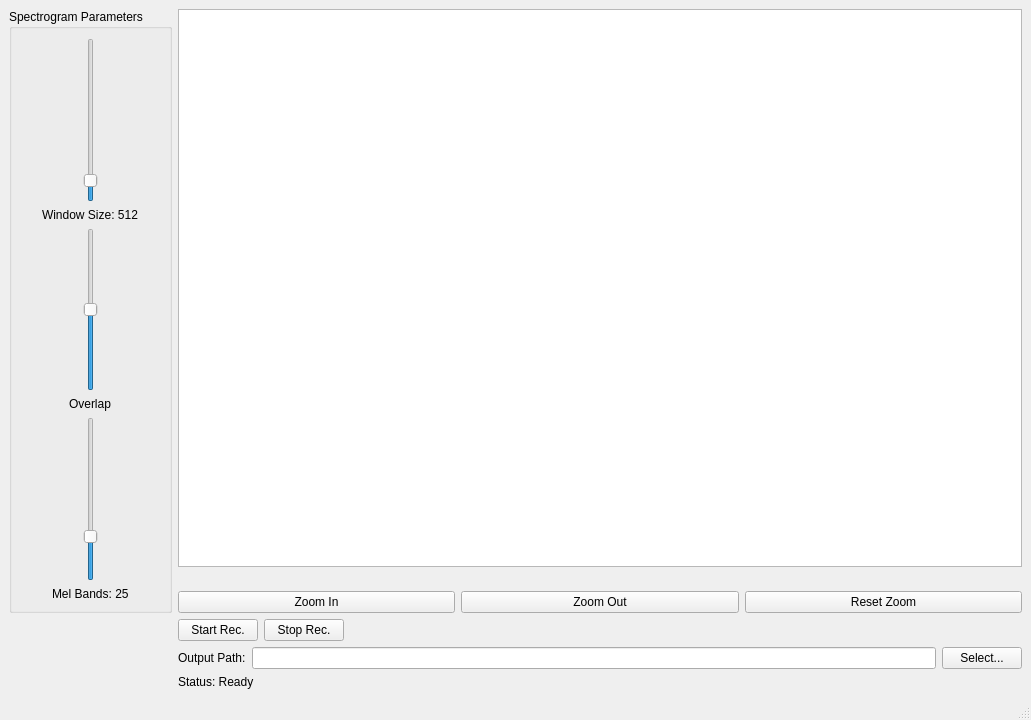
Above: EchoGrapherQT/mainwindow.ui from AliTahir-101/EchoGrapher before the change. Below: the same form after it.
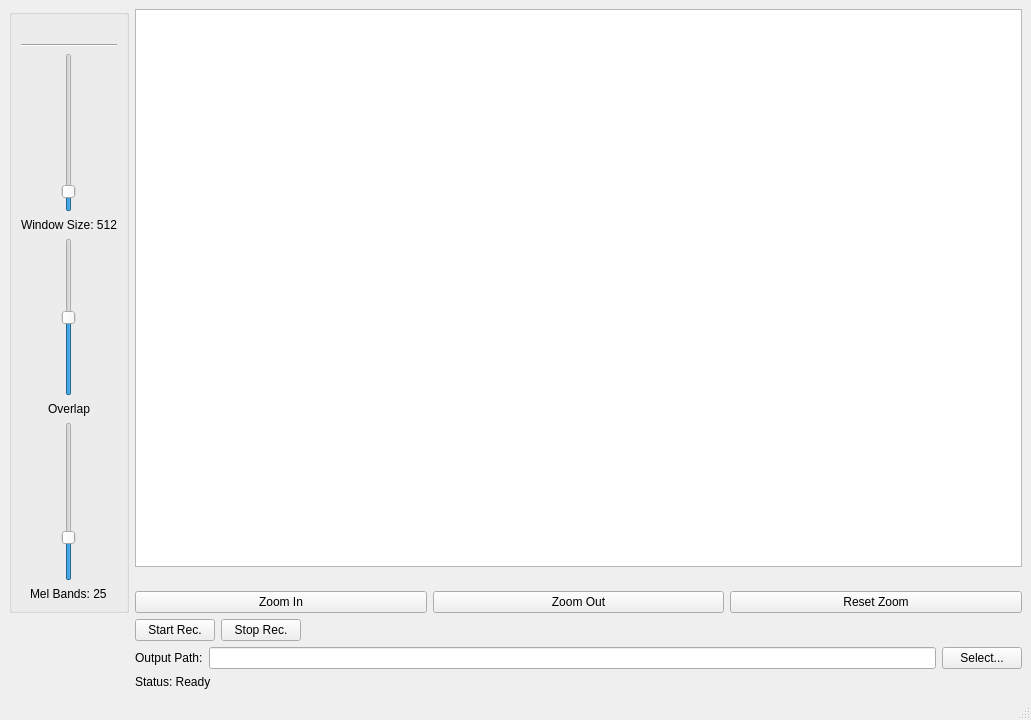
That is the form after the change. Icons and pictures are not drawn.

Patch:
```diff
--- a/EchoGrapherQT/mainwindow.ui
+++ b/EchoGrapherQT/mainwindow.ui
@@ -18,9 +18,53 @@
     <item row="0" column="0" rowspan="5" alignment="Qt::AlignHCenter">
      <widget class="QGroupBox" name="groupBoxParameters">
       <property name="title">
-       <string>Spectrogram Parameters</string>
+       <string/>
+      </property>
+      <property name="alignment">
+       <set>Qt::AlignCenter</set>
       </property>
       <layout class="QVBoxLayout" name="verticalLayoutParameters">
+       <property name="topMargin">
+        <number>9</number>
+       </property>
+       <item>
+        <widget class="QLabel" name="label">
+         <property name="styleSheet">
+          <string notr="true">font: 700 11pt &quot;Arial&quot;;</string>
+         </property>
+         <property name="frameShadow">
+          <enum>QFrame::Plain</enum>
+         </property>
+         <property name="text">
+          <string/>
+         </property>
+         <property name="textFormat">
+          <enum>Qt::MarkdownText</enum>
+         </property>
+         <property name="pixmap">
+          <pixmap resource="resources.qrc">:/assets/settings.png</pixmap>
+         </property>
+         <property name="scaledContents">
+          <bool>false</bool>
+         </property>
+         <property name="alignment">
+          <set>Qt::AlignCenter</set>
+         </property>
+         <property name="wordWrap">
+          <bool>true</bool>
+         </property>
+         <property name="margin">
+          <number>6</number>
+         </property>
+        </widget>
+       </item>
+       <item>
+        <widget class="Line" name="line">
+         <property name="orientation">
+          <enum>Qt::Horizontal</enum>
+         </property>
+        </widget>
+       </item>
        <item alignment="Qt::AlignHCenter">
         <widget class="QSlider" name="windowSizeslider">
          <property name="minimum">
```
Left out of the diff: 10 changed lines with no effect on the pictures.
